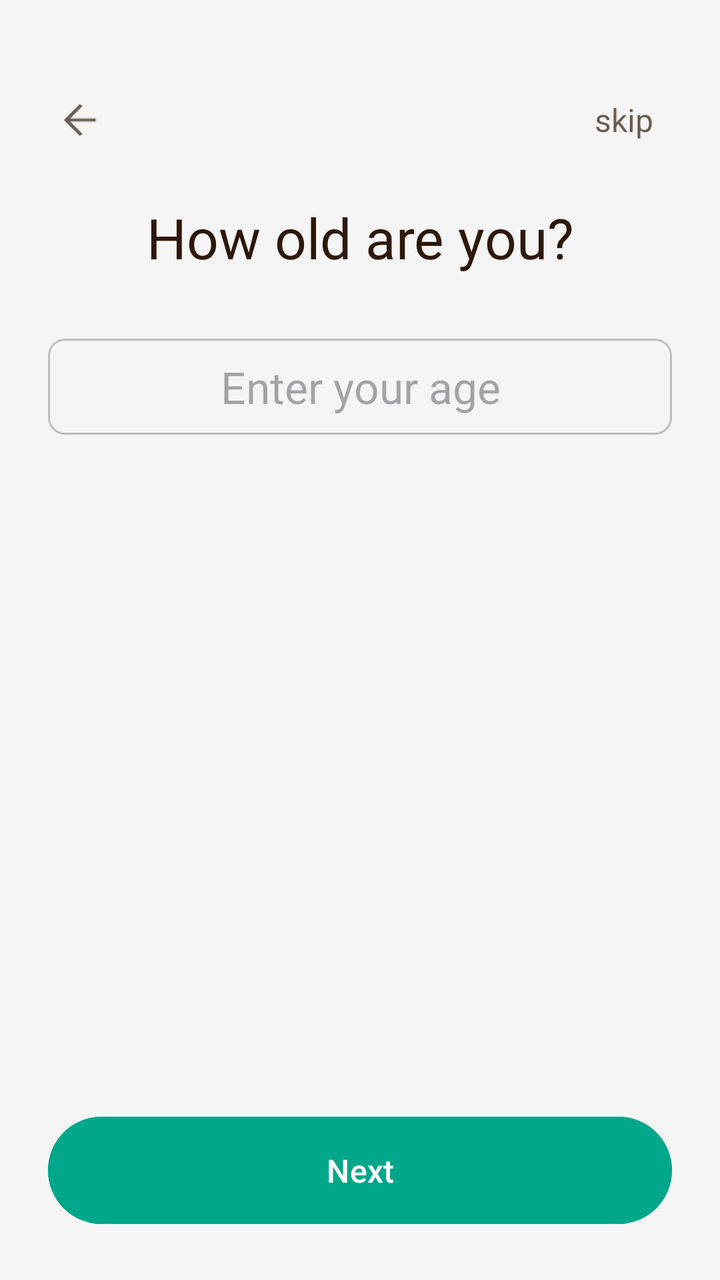
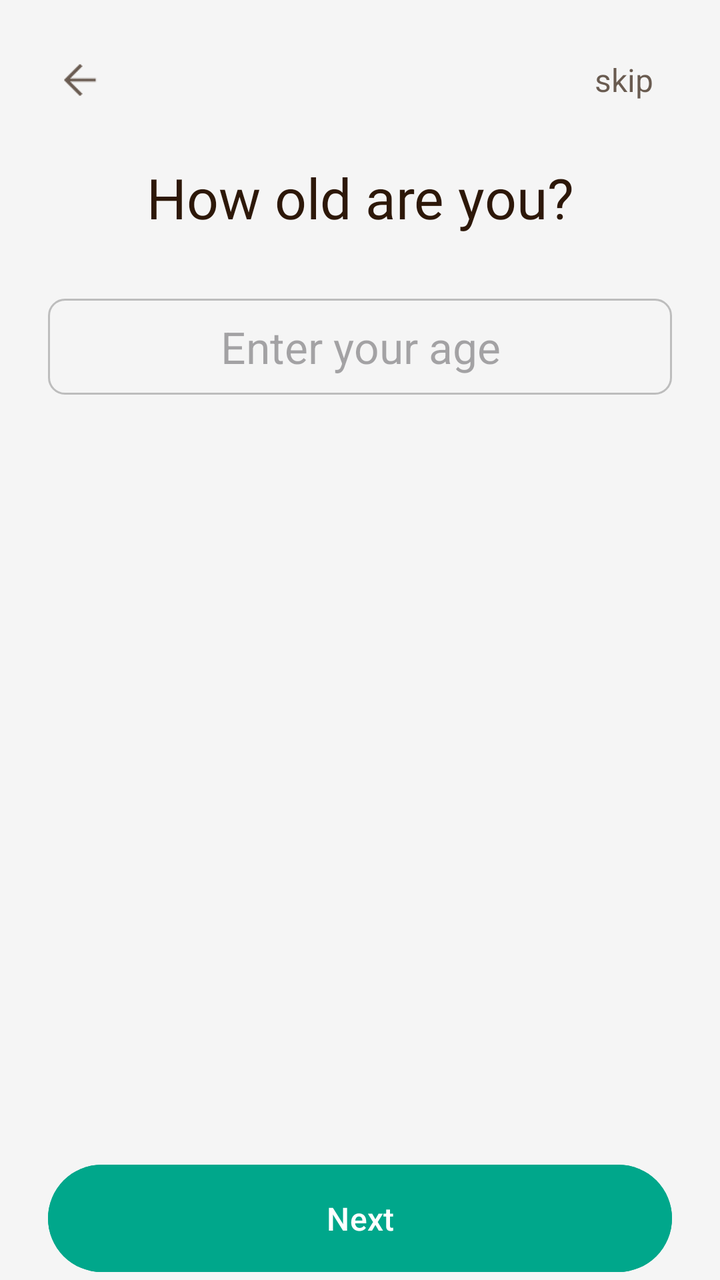

Before-and-after screenshots of an Android layout around one commit, followed by the original layout XML and the change that was made.
<!-- AndroidManifest.xml: application theme Theme.Nutriority -->
<!-- res/layout/fragment_age.xml -->
<?xml version="1.0" encoding="utf-8"?>
<androidx.constraintlayout.widget.ConstraintLayout xmlns:android="http://schemas.android.com/apk/res/android"
    xmlns:app="http://schemas.android.com/apk/res-auto"
    xmlns:tools="http://schemas.android.com/tools"
    android:layout_width="match_parent"
    android:layout_height="match_parent"
    android:paddingTop="20dp"
    android:paddingBottom="24dp"
    android:background="@android:color/transparent"
    tools:context=".onboarding.screens.AgeFragment">

    

    <ImageView
        android:id="@+id/backButton"
        android:layout_width="32dp"
        android:layout_height="32dp"
        android:layout_marginStart="24dp"
        android:alpha="0.7"
        android:clickable="true"
        android:contentDescription="action_back"
        android:focusable="true"
        android:padding="4dp"
        android:src="@drawable/ic_arrow_back"
        app:layout_constraintBottom_toTopOf="@+id/titleTextView"
        app:layout_constraintStart_toStartOf="parent"
        app:layout_constraintTop_toTopOf="parent"
        app:tint="@color/dark_gray"
        tools:ignore="TouchTargetSizeCheck" />

    <TextView
        android:id="@+id/skipButton"
        android:layout_width="wrap_content"
        android:layout_height="32dp"
        android:layout_marginEnd="24dp"
        android:alpha="0.7"
        android:clickable="true"
        android:focusable="true"
        android:gravity="center"
        android:minWidth="48dp"
        android:paddingHorizontal="8dp"
        android:text="skip"
        android:textColor="@color/dark_gray"
        android:textSize="16sp"
        app:layout_constraintBottom_toBottomOf="@+id/backButton"
        app:layout_constraintEnd_toEndOf="parent"
        app:layout_constraintTop_toTopOf="@+id/backButton"
        tools:ignore="TouchTargetSizeCheck" />

    
    <TextView
        android:id="@+id/titleTextView"
        android:layout_width="0dp"
        android:layout_height="wrap_content"
        android:layout_marginHorizontal="24dp"
        android:layout_marginTop="80dp"
        android:fontFamily="@font/barlow_bold"
        android:gravity="center_horizontal"
        android:text="How old are you?"
        android:textColor="@color/dark_gray"
        android:textSize="28sp"
        app:layout_constraintEnd_toEndOf="parent"
        app:layout_constraintStart_toStartOf="parent"
        app:layout_constraintTop_toTopOf="parent" />

    
    <EditText
        android:id="@+id/ageInput"
        android:layout_width="0dp"
        android:layout_height="wrap_content"
        android:layout_marginHorizontal="24dp"
        android:layout_marginTop="32dp"
        android:background="@drawable/edit_text_bg"
        android:gravity="center"
        android:hint="Enter your age"
        android:inputType="number"
        android:maxLength="3"
        android:minHeight="48dp"
        android:textSize="22sp"
        app:layout_constraintEnd_toEndOf="parent"
        app:layout_constraintStart_toStartOf="parent"
        app:layout_constraintTop_toBottomOf="@id/titleTextView" />

    <Button
        android:id="@+id/nextButton"
        style="@style/Widget.Material3.Button"
        android:layout_width="0dp"
        android:layout_height="wrap_content"
        android:layout_marginHorizontal="24dp"
        android:backgroundTint="@color/green"
        android:paddingVertical="16dp"
        android:text="@string/action_next"
        android:textColor="@color/white"
        android:textSize="16sp"
        app:layout_constraintBottom_toBottomOf="parent"
        app:layout_constraintEnd_toEndOf="parent"
        app:layout_constraintStart_toStartOf="parent" />

</androidx.constraintlayout.widget.ConstraintLayout>
<!-- resources referenced by this layout -->
<resources>
  <color name="dark_gray">#2d1809</color>
  <color name="green">#00A78B</color>
  <color name="white">#FFFFFFFF</color>
  <!-- drawable edit_text_bg (drawable) -->
  <?xml version="1.0" encoding="utf-8"?>
  <shape xmlns:android="http://schemas.android.com/apk/res/android"
      android:shape="rectangle">
  
      
      <solid android:color="@android:color/transparent" />
  
      
      <stroke
          android:width="1dp"
          android:color="#BDBDBD" /> 
  
      
      <corners android:radius="8dp" />
  
  </shape>
  <!-- drawable ic_arrow_back: png bitmap (drawable, 588 bytes) -->
  <string name="action_next">Next</string>
  <style name="Theme.Nutriority" parent="Base.Theme.Nutriority" />
  <style name="Base.Theme.Nutriority" parent="Theme.Material3.Light.NoActionBar">
          <item name="android:windowBackground">#F5F5F5</item>
          <item name="android:windowDrawsSystemBarBackgrounds">true</item>
          <item name="android:statusBarColor">@android:color/transparent</item>
          <item name="android:windowLightStatusBar">true</item>
          <item name="android:navigationBarColor">@android:color/transparent</item>
          <item name="android:windowLightNavigationBar">true</item>
          <item name="android:enforceNavigationBarContrast">false</item>
          <item name="android:windowDrawsSystemBarBackgrounds">true</item>
      </style>
</resources>

<!-- the commit's change to res/layout/fragment_age.xml (unified diff, before → after) -->
@@ -4,8 +4,6 @@
     xmlns:tools="http://schemas.android.com/tools"
     android:layout_width="match_parent"
     android:layout_height="match_parent"
-    android:paddingTop="20dp"
-    android:paddingBottom="24dp"
     android:background="@android:color/transparent"
     tools:context=".onboarding.screens.AgeFragment">
 
